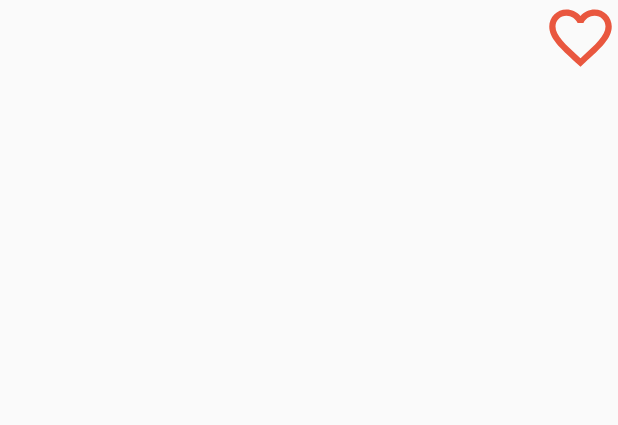
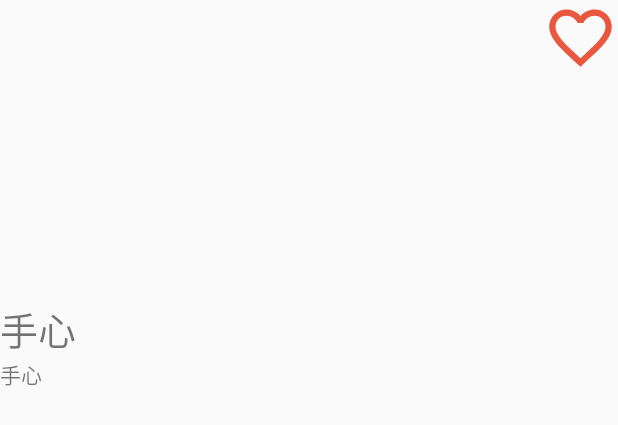
Before and after one commit to alapingping/shouxin2, an Android app: the layout list_item_sample.xml on its own in the app's theme, with its tools: preview values and no code run, on a phone screen of 412 x 824 dp. Shown: the top 425 px of the screen. Run offline under Robolectric (Android 15) with nearby library versions, the light colour scheme and no system bars; plain views replace DynamicHeightTextView.

Commit message:
增加词条数据库存储操作

```diff
--- a/app/src/main/res/layout/fragment_community.xml
+++ b/app/src/main/res/layout/fragment_community.xml
@@ -16,7 +16,7 @@
             android:id="@+id/grid_view"
             android:layout_width="match_parent"
             android:layout_height="match_parent"
-            app:item_margin="8dp"
+            app:item_margin="10dp"
             app:column_count="2" />
 
     </com.yalantis.phoenix.PullToRefreshView>
--- a/app/src/main/res/layout/list_item_sample.xml
+++ b/app/src/main/res/layout/list_item_sample.xml
@@ -6,6 +6,15 @@
     android:layout_width="match_parent"
     android:layout_height="wrap_content"
     android:descendantFocusability="blocksDescendants">
+
+    <LinearLayout
+        android:layout_width="match_parent"
+        android:layout_height="wrap_content"
+        android:orientation="vertical">
+
+        <FrameLayout
+            android:layout_width="match_parent"
+            android:layout_height="wrap_content">
 
             <com.etsy.android.grid.util.DynamicHeightTextView
                 android:id="@+id/txt_line1"
@@ -23,3 +32,28 @@
                 />
 
         </FrameLayout>
+
+        <LinearLayout
+            android:layout_width="match_parent"
+            android:layout_height="wrap_content"
+            android:layout_gravity="bottom"
+            android:orientation="vertical">
+
+            <TextView
+                android:id="@+id/title"
+                android:layout_width="wrap_content"
+                android:layout_height="wrap_content"
+                android:text="@string/app_name"
+                android:textSize="25sp"/>
+
+            <TextView
+                android:id="@+id/content"
+                android:layout_width="wrap_content"
+                android:layout_height="wrap_content"
+                android:text="@string/app_name"/>
+
+        </LinearLayout>
+
+    </LinearLayout>
+
+</FrameLayout>
```
Also changed, not shown: app/src/main/java/com/shouxin/shouxin/database/Dao/ItemEntryDao.java (added, +14 -0 lines), app/src/main/java/com/shouxin/shouxin/database/DaoImpl/ItemEntryDaoImpl.java (added, +48 -0 lines), app/src/main/java/com/shouxin/shouxin/database/util/DBHelper.java (added, +27 -0 lines), app/src/main/java/com/shouxin/shouxin/fragment/SearchFragment.java (+43 -34 lines). Lines whose indentation alone changed are shown as unchanged.
